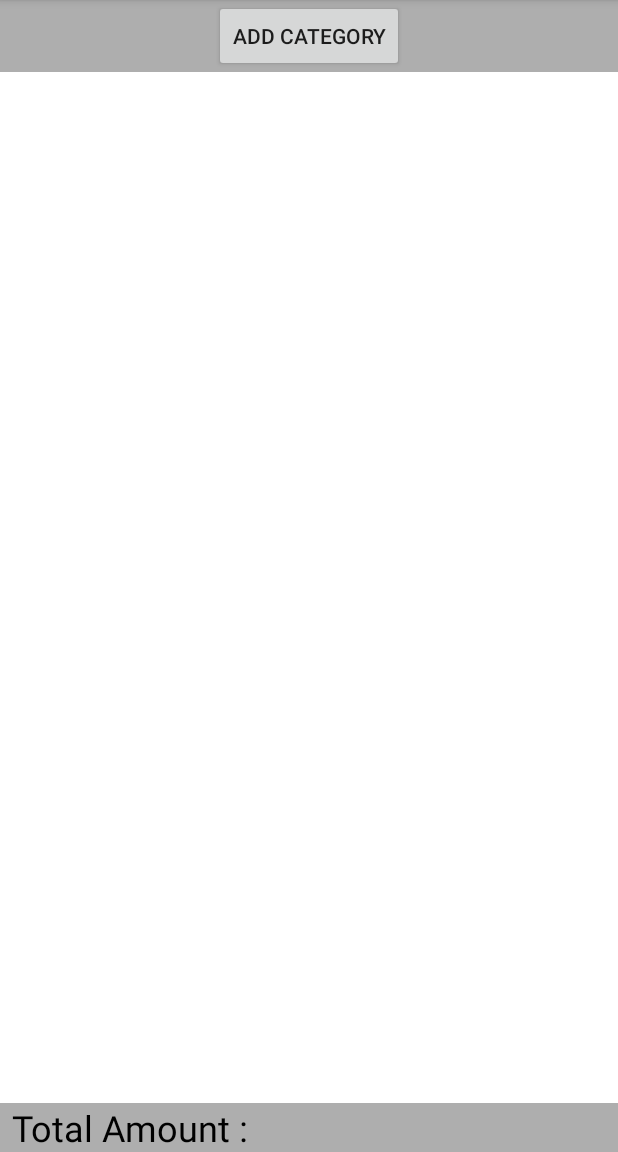
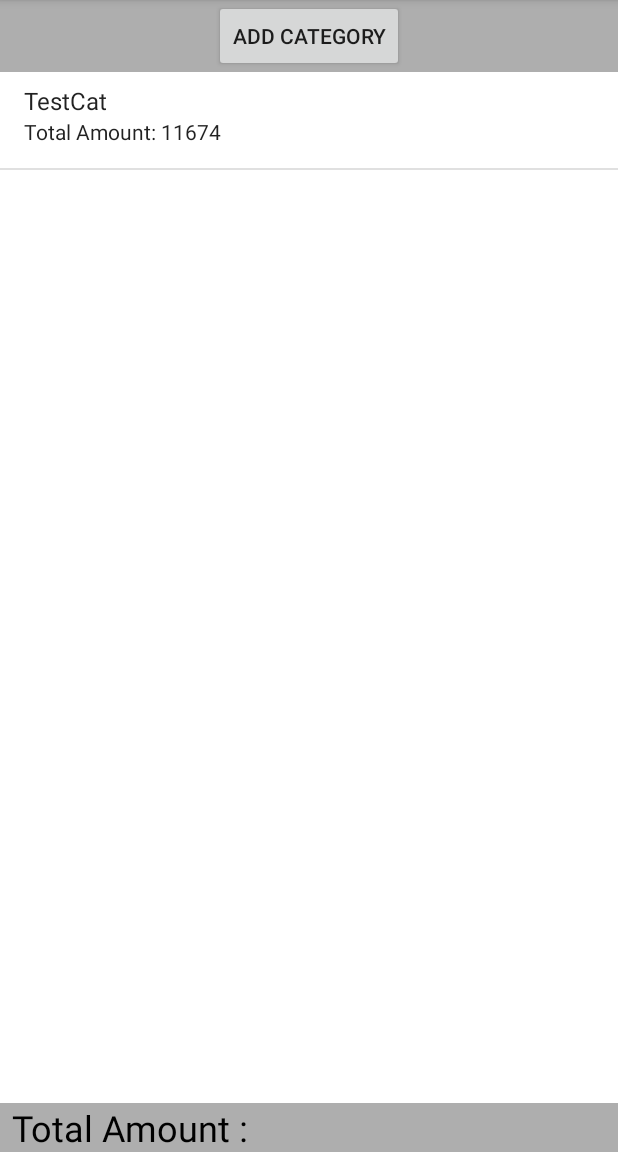
Before and after one commit to Yrrahz/ApplicationX, an Android app: the screen it shows after launch (MainActivity), on a phone screen of 412 x 824 dp, the part 84-1236 px from its top. Run offline under Robolectric (Android 15) with nearby library versions, the phone set to English and light mode, and no system bars.

Commit message:
Included listView with data.

```diff
--- a/app/src/main/java/booken/yrrah/applicationx/MainActivity.java
+++ b/app/src/main/java/booken/yrrah/applicationx/MainActivity.java
@@ -3,39 +3,69 @@ package booken.yrrah.applicationx;
 import android.support.v7.app.AppCompatActivity;
 import android.os.Bundle;
 import android.view.View;
-import android.widget.Button;
+import android.widget.ListView;
+import android.widget.SimpleAdapter;
 import android.widget.TextView;
 
+import java.util.ArrayList;
+import java.util.HashMap;
 import java.util.List;
+import java.util.Map;
 
 public class MainActivity extends AppCompatActivity {
 
     private DBHandler dbHandler;
+    private static final String categoryTitle = "item"; // These two variables...
+    private static final String categoryData = "subItem"; // ... are final for a reason.
+    List<CategoryModel> listOfCategories;
+    List<Map<String, String>> data = new ArrayList<>();
 
     @Override
     protected void onCreate(Bundle savedInstanceState) {
         super.onCreate(savedInstanceState);
         setContentView(R.layout.activity_main);
 
-        testDB();
+        setUp();
     }
 
     public void categoryButtonPressed(View view){
         //Button testButton = findViewById(R.id.testButton);
 
-        TextView testTextDB = findViewById(R.id.helloW);
+        TextView testTextDB = findViewById(R.id.textViewTotalAmount);
         String test = Integer.toString(dbHandler.getCategoryModel("TestCat").getTotalAmount());
         testTextDB.setText(test);
     }
 
-    private void testDB(){
+    private void setUp(){
         this.dbHandler = new DBHandler(this);
-        dbHandler.fyllDb();
+        data.clear();
+        dbHandler.fyllDb(); // TODO : Remove for obvious reasons.
+        //this.listOfCategories = dbHandler.getAllCategories();
 
-//        List<CategoryModel> listCm = dbHandler.getAllCategories();
+        List<CategoryModel> listCm = dbHandler.getAllCategories();
 
 
-        TextView testTextDB = findViewById(R.id.helloW);
-        testTextDB.setText(dbHandler.getCategoryModel("TestCat").getName());
+//        TextView testTextDB = findViewById(R.id.helloW);
+//        testTextDB.setText(dbHandler.getCategoryModel("TestCat").getName());
+
+
+        for(CategoryModel cm: listCm){
+            Map<String, String> listViewElement = new HashMap<>(2);
+            listViewElement.put(categoryTitle, cm.getName());
+            listViewElement.put(categoryData,"Total Amount: "+cm.getTotalAmount());
+
+            data.add(listViewElement);
+        }
+
+        SimpleAdapter adapter = new SimpleAdapter(this, data,
+                android.R.layout.simple_list_item_2, // <-- Standard lib item, contains both Item and SubItem in listView
+                new String[] {categoryTitle,categoryData}, // <-- must be same as dateMap's keys
+                new int[] {android.R.id.text1, android.R.id.text2});
+
+        ListView presentData = findViewById(R.id.listCategories);
+        //presentData.setOnItemClickListener(this);
+        presentData.setAdapter(adapter);
     }
+
+
 }
```
